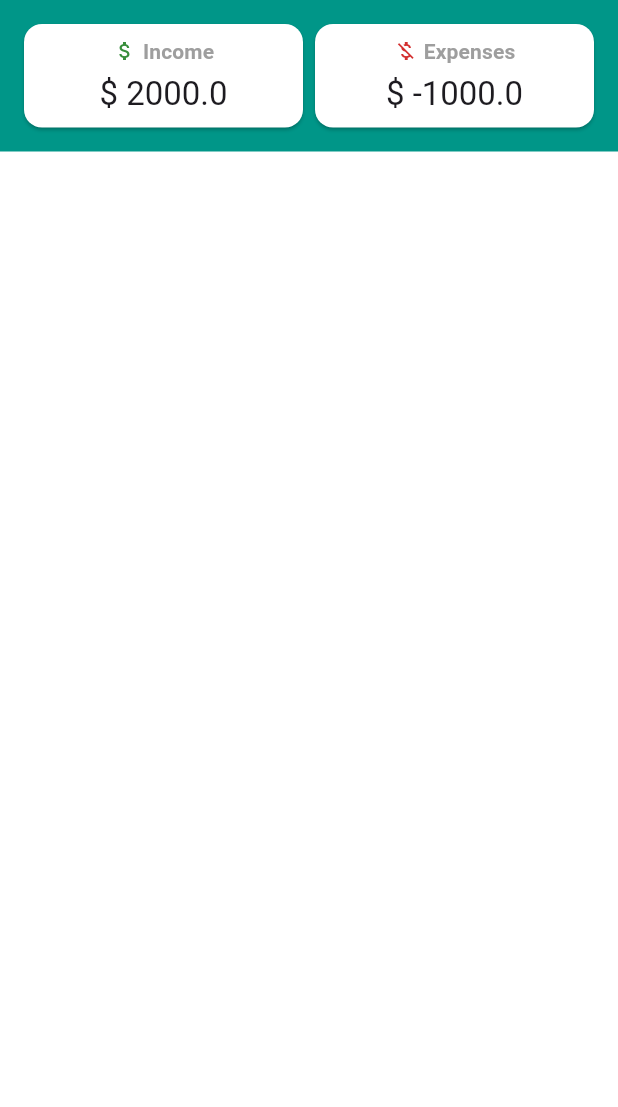
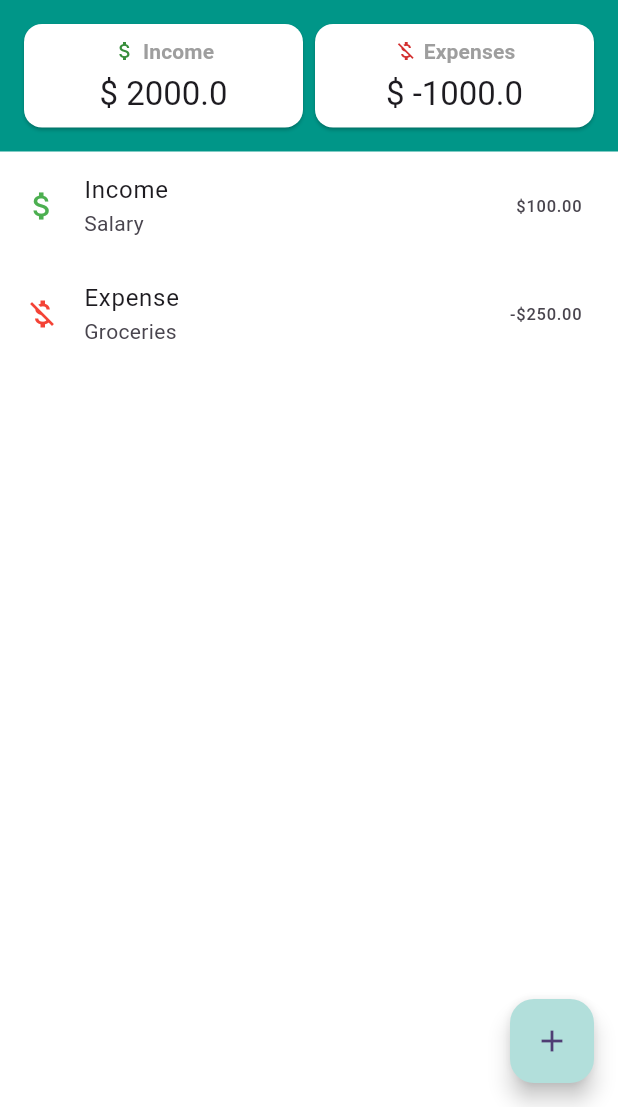
Before and after one commit to Alvarado08/money-tracker, a Flutter app: the screen it shows after launch, on a phone screen of 412 x 824 dp, the part 129-1236 px from its top. Run offline on Flutter 3.47's test engine with Material 3 defaults, Android fonts, the phone set to English and light mode, and no system bars.

Commit message:
Start of transaction form
Started building and designing the transaction form with the help of the showModalBottomSheet widget. Learned about the ListTile widget and CupertinoSlidingSegmentControl that will be used for selecting the type of transaction.

```diff
--- a/lib/view/components/transactions_list.dart
+++ b/lib/view/components/transactions_list.dart
@@ -5,6 +5,26 @@ class TransactionsList extends StatelessWidget {
 
   @override
   Widget build(BuildContext context) {
-    return Expanded(child: Container(color: Colors.white));
+    return Expanded(
+      child: Container(
+        color: Colors.white,
+        child: ListView(
+          children: const [
+            ListTile(
+              leading: Icon(Icons.attach_money, color: Colors.green),
+              title: Text('Income'),
+              subtitle: Text('Salary'),
+              trailing: Text('\$100.00'),
+            ),
+            ListTile(
+              leading: Icon(Icons.money_off, color: Colors.red),
+              title: Text('Expense'),
+              subtitle: Text('Groceries'),
+              trailing: Text('-\$250.00'),
+            ),
+          ],
+        ),
+      ),
+    );
   }
 }
--- a/lib/view/home_screen.dart
+++ b/lib/view/home_screen.dart
@@ -1,4 +1,5 @@
 import 'package:flutter/material.dart';
+import 'package:money_tracker/view/components/add_transaction_bottom_sheet.dart';
 import 'package:money_tracker/view/components/home_header.dart';
 import 'package:money_tracker/view/components/transactions_list.dart';
 
@@ -13,6 +14,18 @@ class HomeScreen extends StatelessWidget {
         bottom: false,
         child: Column(children: [HomeHeader(), TransactionsList()]),
       ),
+      floatingActionButton: FloatingActionButton(
+        onPressed: () {
+          showModalBottomSheet(
+            context: context,
+            builder: (context) {
+              return AddTransactionBottomSheet();
+            },
+          );
+        },
+        backgroundColor: Colors.teal.shade100,
+        child: const Icon(Icons.add),
+      ),
     );
   }
 }
```
Also changed, not shown: lib/view/components/add_transaction_bottom_sheet.dart (added, +52 -0 lines).
